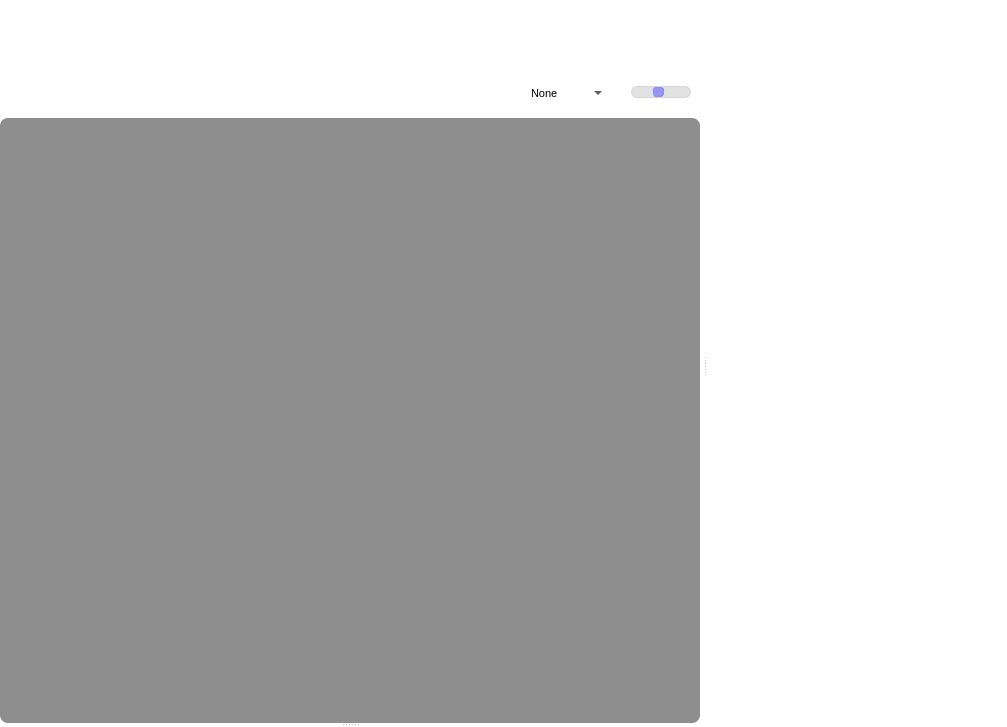
The window that Widgets/GameManager/gamemanagerform.ui (nothanley/ModManager) describes before a commit, drawn with Qt 5.
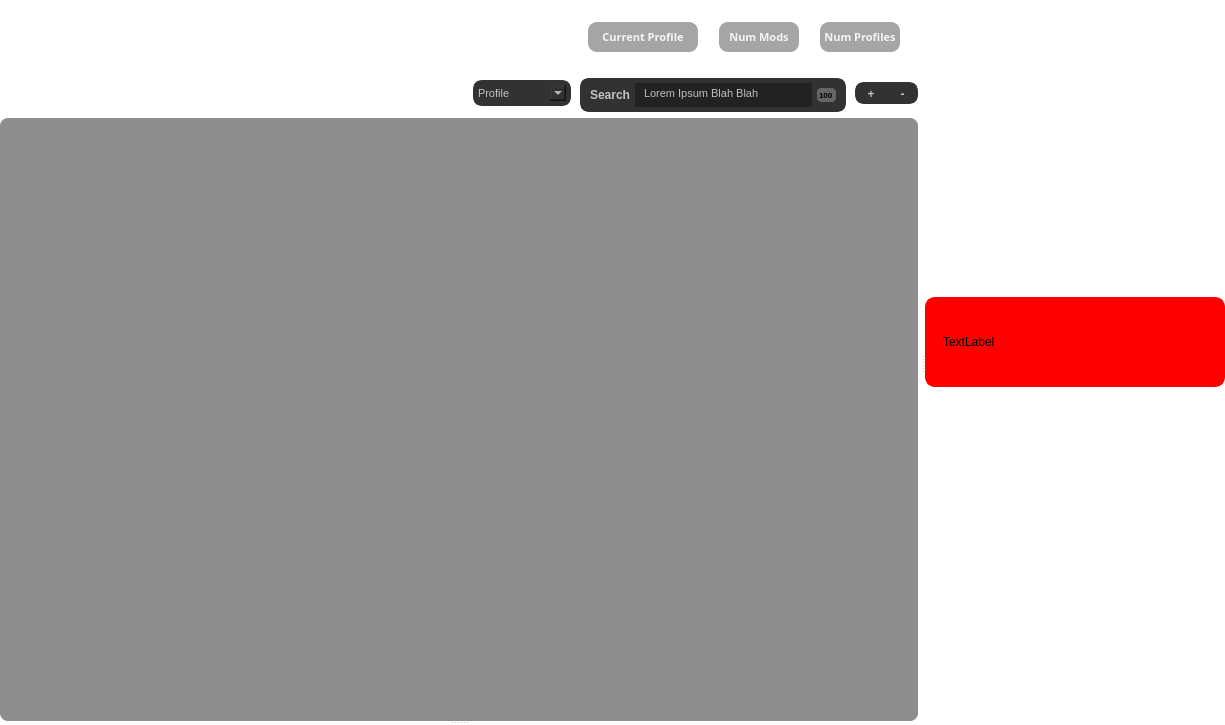
The same window after the commit. Icons and pictures are not drawn.

```diff
--- a/Widgets/GameManager/gamemanagerform.ui
+++ b/Widgets/GameManager/gamemanagerform.ui
@@ -6,8 +6,8 @@
    <rect>
     <x>0</x>
     <y>0</y>
-    <width>977</width>
-    <height>727</height>
+    <width>1225</width>
+    <height>725</height>
    </rect>
   </property>
   <property name="windowTitle">
@@ -367,8 +367,8 @@
 }
 
 QLabel{
-	border-radius: 0px;
-	background-color: rgba(0, 0, 0, 0); 
+	border-radius: 9px;
+	background-color: rgba(0, 0, 0, 90); 
 }
 </string>
             </property>
@@ -395,14 +395,14 @@
               <widget class="QLabel" name="ProfileLabel">
                <property name="minimumSize">
                 <size>
-                 <width>0</width>
+                 <width>110</width>
                  <height>0</height>
                 </size>
                </property>
                <property name="maximumSize">
                 <size>
                  <width>16777215</width>
-                 <height>16777215</height>
+                 <height>30</height>
                 </size>
                </property>
                <property name="font">
@@ -417,7 +417,7 @@
                 <string>Current Profile</string>
                </property>
                <property name="alignment">
-                <set>Qt::AlignLeading|Qt::AlignLeft|Qt::AlignVCenter</set>
+                <set>Qt::AlignCenter</set>
                </property>
                <property name="margin">
                 <number>0</number>
@@ -459,14 +459,14 @@
               <widget class="QLabel" name="ModCountLabel">
                <property name="minimumSize">
                 <size>
-                 <width>0</width>
+                 <width>80</width>
                  <height>0</height>
                 </size>
                </property>
                <property name="maximumSize">
                 <size>
                  <width>16777215</width>
-                 <height>16777215</height>
+                 <height>30</height>
                 </size>
                </property>
                <property name="font">
@@ -481,7 +481,7 @@
                 <string>Num Mods</string>
                </property>
                <property name="alignment">
-                <set>Qt::AlignLeading|Qt::AlignLeft|Qt::AlignVCenter</set>
+                <set>Qt::AlignCenter</set>
                </property>
                <property name="margin">
                 <number>0</number>
@@ -523,14 +523,14 @@
               <widget class="QLabel" name="CountLabel2">
                <property name="minimumSize">
                 <size>
-                 <width>0</width>
+                 <width>80</width>
                  <height>0</height>
                 </size>
                </property>
                <property name="maximumSize">
                 <size>
                  <width>16777215</width>
-                 <height>16777215</height>
+                 <height>30</height>
                 </size>
                </property>
                <property name="font">
@@ -545,7 +545,7 @@
                 <string>Num Profiles</string>
                </property>
                <property name="alignment">
-                <set>Qt::AlignLeading|Qt::AlignLeft|Qt::AlignVCenter</set>
+                <set>Qt::AlignCenter</set>
                </property>
                <property name="margin">
                 <number>0</number>
@@ -584,13 +584,19 @@
          </property>
          <layout class="QHBoxLayout" name="horizontalLayout_3">
           <property name="spacing">
-           <number>25</number>
+           <number>9</number>
+          </property>
+          <property name="leftMargin">
+           <number>0</number>
           </property>
           <property name="topMargin">
-           <number>1</number>
+           <number>0</number>
+          </property>
+          <property name="rightMargin">
+           <number>0</number>
           </property>
           <property name="bottomMargin">
-           <number>1</number>
+           <number>0</number>
           </property>
           <item>
            <spacer name="horizontalSpacer_3">
@@ -827,7 +833,7 @@
            <widget class="QComboBox" name="comboBox">
             <property name="minimumSize">
              <size>
-              <width>80</width>
+              <width>98</width>
               <height>0</height>
              </size>
             </property>
@@ -837,67 +843,280 @@
               <pointsize>8</pointsize>
              </font>
             </property>
+            <property name="styleSheet">
+             <string notr="true">QWidget{
+	color:  rgb(255,255,255,180);
+	background-color: rgb(50,50,50);
+	border: 5px solid rgb(50,50,50);
+	border-radius: 9px;
+}
+</string>
+            </property>
             <property name="currentText">
-             <string>None</string>
+             <string>Profile</string>
             </property>
             <item>
              <property name="text">
-              <string>None</string>
+              <string>Profile</string>
              </property>
             </item>
            </widget>
           </item>
           <item>
-           <widget class="QSlider" name="GridSizeSlider">
+           <widget class="QFrame" name="frame_3">
             <property name="minimumSize">
              <size>
-              <width>60</width>
+              <width>266</width>
+              <height>34</height>
+             </size>
+            </property>
+            <property name="maximumSize">
+             <size>
+              <width>16777215</width>
+              <height>30</height>
+             </size>
+            </property>
+            <property name="styleSheet">
+             <string notr="true">QFrame{
+background-color: rgba(255, 0, 0,0);
+}
+
+QWidget{
+	color:  rgb(255,255,255,180);
+	background-color: rgb(50,50,50);
+	border: 5px solid rgb(50,50,50);
+	border-radius: 9px;
+}
+
+QPushButton::hover{
+	background-color: rgb(70,70,70);
+	border: 5px solid rgb(70,70,70);
+}
+
+QPushButton::selected{
+	background-color: rgb(80,80,80);
+	border: 5px solid rgb(80,80,80);
+}</string>
+            </property>
+            <property name="frameShape">
+             <enum>QFrame::StyledPanel</enum>
+            </property>
+            <property name="frameShadow">
+             <enum>QFrame::Raised</enum>
+            </property>
+            <layout class="QHBoxLayout" name="horizontalLayout_7">
+             <property name="spacing">
+              <number>0</number>
+             </property>
+             <property name="leftMargin">
+              <number>0</number>
+             </property>
+             <property name="topMargin">
+              <number>0</number>
+             </property>
+             <property name="rightMargin">
+              <number>0</number>
+             </property>
+             <property name="bottomMargin">
+              <number>0</number>
+             </property>
+             <item>
+              <widget class="QPushButton" name="pushButton_4">
+               <property name="font">
+                <font>
+                 <weight>75</weight>
+                 <bold>true</bold>
+                </font>
+               </property>
+               <property name="text">
+                <string>Search</string>
+               </property>
+              </widget>
+             </item>
+             <item>
+              <widget class="QTextEdit" name="textEdit">
+               <property name="sizePolicy">
+                <sizepolicy hsizetype="Fixed" vsizetype="Fixed">
+                 <horstretch>0</horstretch>
+                 <verstretch>0</verstretch>
+                </sizepolicy>
+               </property>
+               <property name="minimumSize">
+                <size>
+                 <width>0</width>
+                 <height>0</height>
+                </size>
+               </property>
+               <property name="maximumSize">
+                <size>
+                 <width>16777215</width>
+                 <height>16777215</height>
+                </size>
+               </property>
+               <property name="font">
+                <font>
+                 <weight>75</weight>
+                 <bold>true</bold>
+                </font>
+               </property>
+               <property name="styleSheet">
+                <string notr="true">padding-left: 5px;
+border: 0px;
+border-radius: 1px;
+background-color: rgb(34, 34, 34);</string>
+               </property>
+               <property name="frameShape">
+                <enum>QFrame::NoFrame</enum>
+               </property>
+               <property name="verticalScrollBarPolicy">
+                <enum>Qt::ScrollBarAlwaysOff</enum>
+               </property>
+               <property name="horizontalScrollBarPolicy">
+                <enum>Qt::ScrollBarAlwaysOff</enum>
+               </property>
+               <property name="html">
+                <string>&lt;!DOCTYPE HTML PUBLIC &quot;-//W3C//DTD HTML 4.0//EN&quot; &quot;http://www.w3.org/TR/REC-html40/strict.dtd&quot;&gt;
+&lt;html&gt;&lt;head&gt;&lt;meta name=&quot;qrichtext&quot; content=&quot;1&quot; /&gt;&lt;style type=&quot;text/css&quot;&gt;
+p, li { white-space: pre-wrap; }
+&lt;/style&gt;&lt;/head&gt;&lt;body style=&quot; font-family:'MS Shell Dlg 2'; font-size:8.25pt; font-weight:600; font-style:normal;&quot;&gt;
+&lt;p style=&quot; margin-top:0px; margin-bottom:0px; margin-left:0px; margin-right:0px; -qt-block-indent:0; text-indent:0px;&quot;&gt;&lt;span style=&quot; font-weight:400;&quot;&gt;Lorem Ipsum Blah Blah&lt;/span&gt;&lt;/p&gt;&lt;/body&gt;&lt;/html&gt;</string>
+               </property>
+              </widget>
+             </item>
+             <item>
+              <widget class="QLabel" name="label_2">
+               <property name="font">
+                <font>
+                 <pointsize>6</pointsize>
+                 <weight>75</weight>
+                 <bold>true</bold>
+                </font>
+               </property>
+               <property name="styleSheet">
+                <string notr="true">background-color: rgb(102, 102, 102);
+color: rgb(0, 0, 0);</string>
+               </property>
+               <property name="text">
+                <string>100</string>
+               </property>
+              </widget>
+             </item>
+            </layout>
+           </widget>
+          </item>
+          <item>
+           <widget class="QFrame" name="frame">
+            <property name="minimumSize">
+             <size>
+              <width>63</width>
               <height>0</height>
              </size>
             </property>
             <property name="maximumSize">
              <size>
-              <width>50</width>
-              <height>16777215</height>
+              <width>16777215</width>
+              <height>22</height>
              </size>
             </property>
             <property name="styleSheet">
-             <string notr="true">QSlider::groove:horizontal {
-	height: 10px;
-	background-color: rgba(150, 150, 150,70);
-	border: 1px solid rgba(150, 150, 150,70);
-	border-radius: 6px;
+             <string notr="true">QFrame{
+background-color: rgba(255, 0, 0,0);
 }
 
-QSlider::handle:horizontal {
-    height: 6px;
-	width: 9px;
-	background-color: rgba(120, 120, 250,180);
-	border: 1px solid rgba(120, 120, 250,180);
-	border-radius: 3px;
+QPushButton{
+	color:  rgb(255,255,255,180);
+	background-color: rgb(50,50,50);
+	border: 5px solid rgb(50,50,50);
+	border-radius: 9px;
+	border-top-left-radius: 0px;
+	border-bottom-left-radius: 0px;
+}
+
+QPushButton::hover{
+	background-color: rgb(70,70,70);
+	border: 5px solid rgb(70,70,70);
+}
+
+QPushButton::selected{
+	background-color: rgb(80,80,80);
+	border: 5px solid rgb(80,80,80);
 }</string>
             </property>
-            <property name="minimum">
-             <number>30</number>
+            <property name="frameShape">
+             <enum>QFrame::StyledPanel</enum>
             </property>
-            <property name="maximum">
-             <number>65</number>
+            <property name="frameShadow">
+             <enum>QFrame::Raised</enum>
             </property>
-            <property name="pageStep">
-             <number>0</number>
-            </property>
-            <property name="value">
-             <number>46</number>
-            </property>
-            <property name="orientation">
-             <enum>Qt::Horizontal</enum>
-            </property>
-            <property name="invertedAppearance">
-             <bool>false</bool>
-            </property>
-            <property name="invertedControls">
-             <bool>false</bool>
-            </property>
+            <layout class="QHBoxLayout" name="horizontalLayout_6">
+             <property name="spacing">
+              <number>0</number>
+             </property>
+             <property name="leftMargin">
+              <number>0</number>
+             </property>
+             <property name="topMargin">
+              <number>0</number>
+             </property>
+             <property name="rightMargin">
+              <number>0</number>
+             </property>
+             <property name="bottomMargin">
+              <number>0</number>
+             </property>
+             <item>
+              <widget class="QPushButton" name="sizeUpButton">
+               <property name="font">
+                <font>
+                 <family>Segoe Fluent Icons</family>
+                 <pointsize>9</pointsize>
+                 <weight>75</weight>
+                 <bold>true</bold>
+                </font>
+               </property>
+               <property name="styleSheet">
+                <string notr="true">QPushButton{
+	color:  rgb(255,255,255,180);
+	background-color: rgb(50,50,50);
+	border: 5px solid rgb(50,50,50);
+	border-radius: 9px;
+
+	border-top-right-radius: 0px;
+	border-bottom-right-radius: 0px;
+}
+
+
+QPushButton::hover{
+	background-color: rgb(70,70,70);
+	border: 5px solid rgb(70,70,70);
+}
+
+QPushButton::pressed{
+	background-color: rgb(80,80,80);
+	border: 5px solid rgb(80,80,80);
+}</string>
+               </property>
+               <property name="text">
+                <string>+</string>
+               </property>
+              </widget>
+             </item>
+             <item>
+              <widget class="QPushButton" name="sizeDownButton">
+               <property name="font">
+                <font>
+                 <family>Segoe Fluent Icons</family>
+                 <pointsize>9</pointsize>
+                 <weight>75</weight>
+                 <bold>true</bold>
+                </font>
+               </property>
+               <property name="text">
+                <string>-</string>
+               </property>
+              </widget>
+             </item>
+            </layout>
            </widget>
           </item>
          </layout>
@@ -989,13 +1208,16 @@
              <property name="widgetResizable">
               <bool>true</bool>
              </property>
+             <property name="alignment">
+              <set>Qt::AlignHCenter|Qt::AlignTop</set>
+             </property>
              <widget class="QWidget" name="GameCardGrid">
               <property name="geometry">
                <rect>
                 <x>0</x>
                 <y>0</y>
-                <width>670</width>
-                <height>605</height>
+                <width>918</width>
+                <height>603</height>
                </rect>
               </property>
               <property name="sizePolicy">
@@ -1022,15 +1244,34 @@
 </string>
               </property>
               <layout class="QGridLayout" name="gridLayout_3">
+               <property name="sizeConstraint">
+                <enum>QLayout::SetFixedSize</enum>
+               </property>
                <property name="leftMargin">
-                <number>10</number>
+                <number>35</number>
                </property>
                <property name="topMargin">
-                <number>35</number>
+                <number>32</number>
                </property>
                <property name="rightMargin">
-                <number>15</number>
+                <number>35</number>
                </property>
+               <item row="0" column="0">
+                <spacer name="verticalSpacer">
+                 <property name="orientation">
+                  <enum>Qt::Vertical</enum>
+                 </property>
+                 <property name="sizeType">
+                  <enum>QSizePolicy::Fixed</enum>
+                 </property>
+                 <property name="sizeHint" stdset="0">
+                  <size>
+                   <width>20</width>
+                   <height>10</height>
+                  </size>
+                 </property>
+                </spacer>
+               </item>
               </layout>
              </widget>
             </widget>
@@ -1103,6 +1344,52 @@
        <property name="bottomMargin">
         <number>0</number>
        </property>
+       <item>
+        <widget class="QFrame" name="frame_2">
+         <property name="maximumSize">
+          <size>
+           <width>16777215</width>
+           <height>90</height>
+          </size>
+         </property>
+         <property name="styleSheet">
+          <string notr="true">border-radius: 10px;
+border: 3px solid rgb(255, 0, 0);
+background-color: rgb(255, 0, 0);</string>
+         </property>
+         <property name="frameShape">
+          <enum>QFrame::StyledPanel</enum>
+         </property>
+         <property name="frameShadow">
+          <enum>QFrame::Raised</enum>
+         </property>
+         <layout class="QGridLayout" name="gridLayout_5">
+          <item row="0" column="0">
+           <widget class="QLabel" name="label">
+            <property name="text">
+             <string>TextLabel</string>
+            </property>
+           </widget>
+          </item>
+         </layout>
+        </widget>
+       </item>
+       <item>
+        <spacer name="verticalSpacer_2">
+         <property name="orientation">
+          <enum>Qt::Vertical</enum>
+         </property>
+         <property name="sizeType">
+          <enum>QSizePolicy::Maximum</enum>
+         </property>
+         <property name="sizeHint" stdset="0">
+          <size>
+           <width>20</width>
+           <height>40</height>
+          </size>
+         </property>
+        </spacer>
+       </item>
       </layout>
      </widget>
     </widget>
```
Left out of the diff: 15 changed lines with no effect on the pictures.
